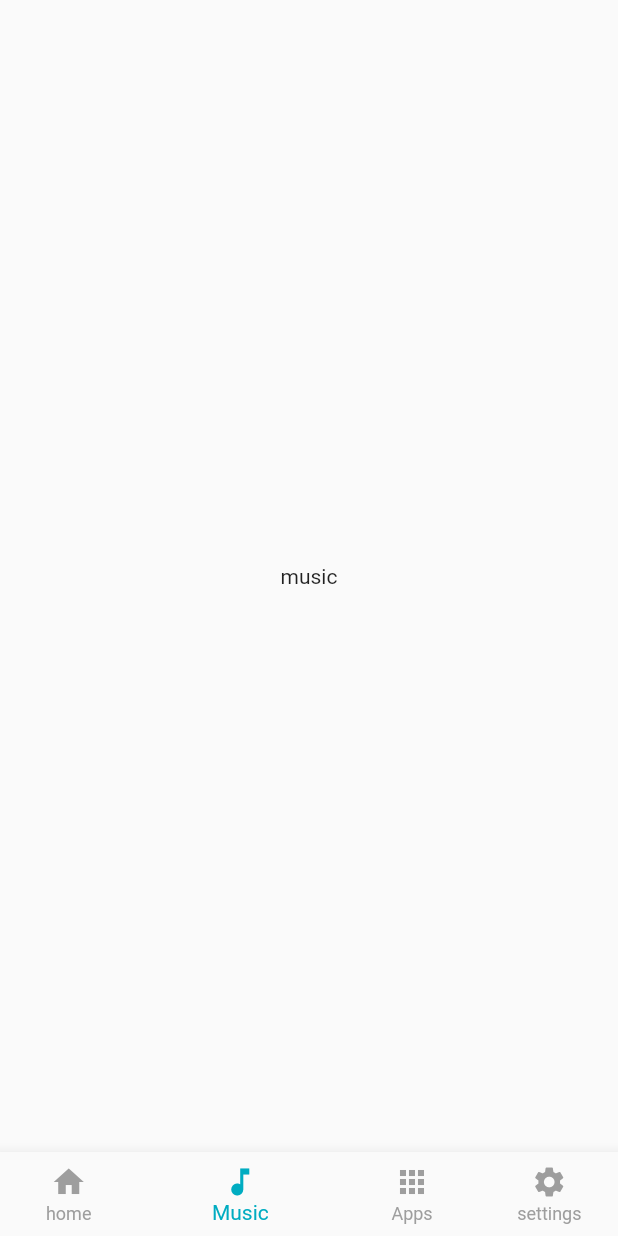
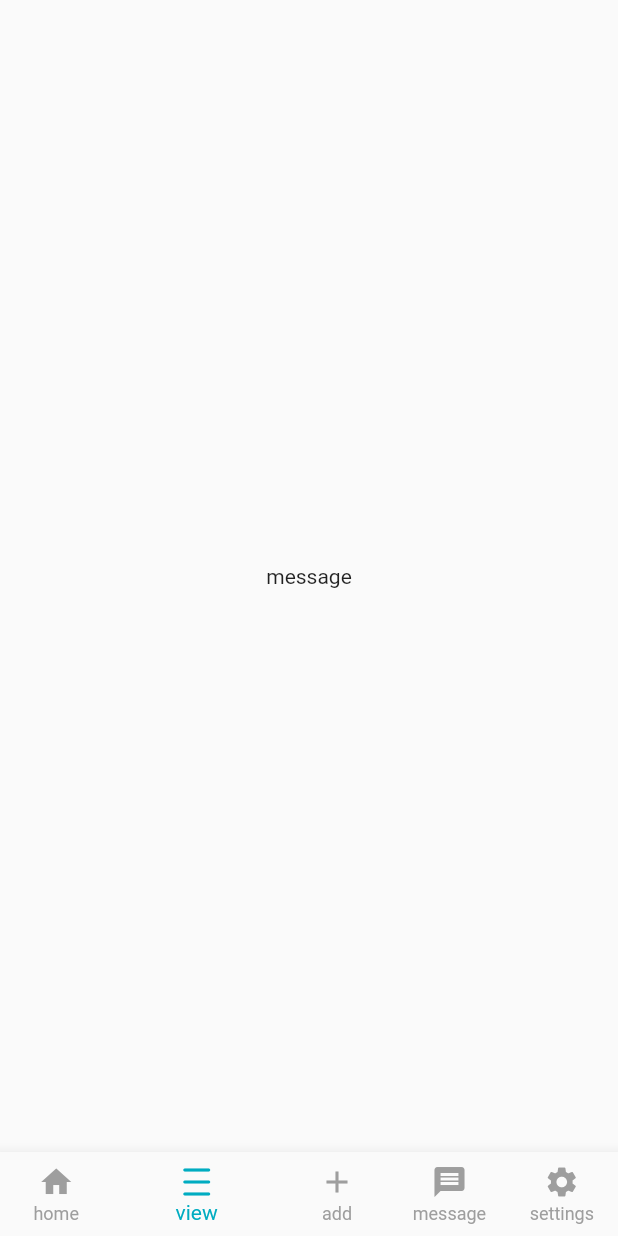
Before and after one commit to IDKOS1/markers_project, a Flutter app: the screen it shows after launch, item 2 of the bottom bar chosen, on a phone screen of 412 x 824 dp. Run offline on Flutter 3.47's test engine with Material 2 defaults, Android fonts, the phone set to English and light mode, and no system bars; our stand-ins replace geolocator, google_maps_flutter.

Commit message:
하단바 수정

```diff
--- a/lib/Screen/bottom_navigator_bar.dart
+++ b/lib/Screen/bottom_navigator_bar.dart
@@ -29,13 +29,18 @@ class _NaviswipeStateState extends State<NaviswipeState> {
                   label: 'home'
               ),
               BottomNavigationBarItem(
-                  icon: Icon(Icons.music_note),
-                  label: 'Music'
+                  icon: Icon(Icons.density_medium_rounded),
+                  label: 'view'
               ),
               BottomNavigationBarItem(
-                  icon: Icon(Icons.apps),
-                  label: 'Apps'
+                  icon: Icon(Icons.add),
+                  label: 'add'
               ),
+              BottomNavigationBarItem(
+                  icon: Icon(Icons.message),
+                  label: 'message'
+              ),
+
               BottomNavigationBarItem(
                   icon: Icon(Icons.settings),
                   label: 'settings'
@@ -50,14 +55,15 @@ class _NaviswipeStateState extends State<NaviswipeState> {
           //BottomNavigationBarType.shifting : selected 된 item 확대
         ),
         body: Center(
-          child: body_item.elementAt(current_index),
+          child: body_item[current_index],
         )
     );
   }
 
   List body_item = [
     HomeScreen(),
-    Text("music"),
+    Text("message"),
+    Text("add"),
     Text("apps"),
     Text("settings")
   ];
```
